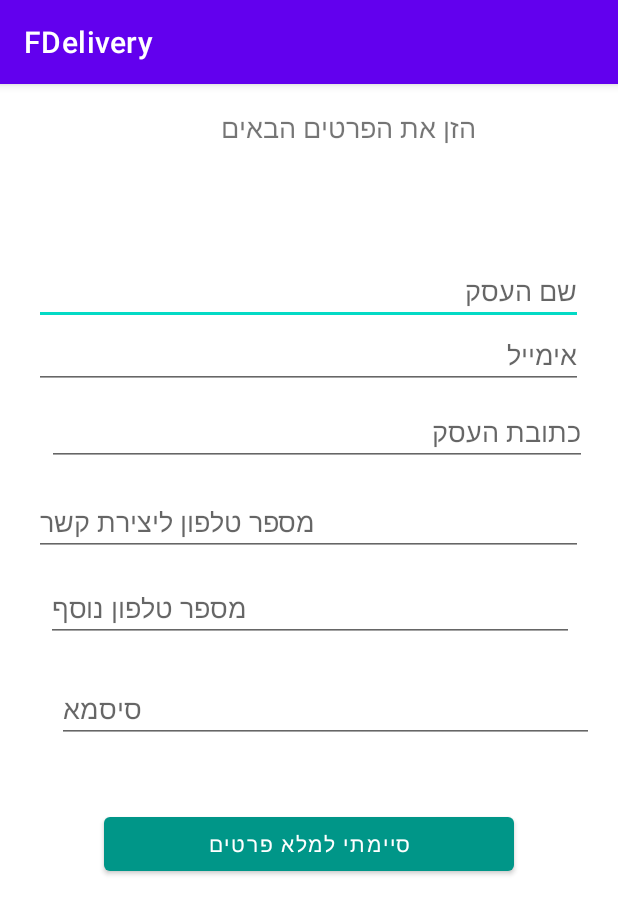
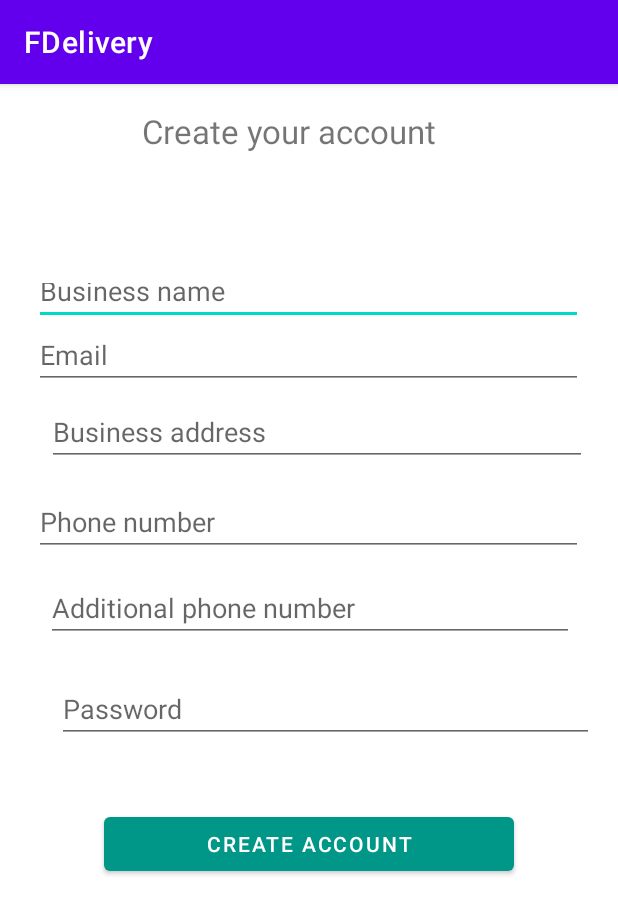
Before and after one commit to FDelivery/business-app, an Android app: the RegisterNewBusiness screen opened directly, with no data from a screen before it, on a phone screen of 412 x 824 dp. Shown: the top 914 px of the screen. Run offline under Robolectric (Android 15) with nearby library versions, the phone set to English and light mode, and no system bars.

Commit message:
Slight changes

```diff
--- a/app/src/main/AndroidManifest.xml
+++ b/app/src/main/AndroidManifest.xml
@@ -10,8 +10,8 @@
         android:supportsRtl="true"
         android:theme="@style/Theme.FDelivery">
         <activity android:name=".newDelivery"></activity>
-        <activity android:name=".deliveryTable" />
-        <activity android:name=".deliveryHistory" />
+        <activity android:name=".DeliveryTable" />
+        <activity android:name=".DeliveryHistory" />
         <activity android:name=".RegisterNewBusiness" />
         <activity
             android:name=".BusinessMain"
--- a/app/src/main/java/com/project/fdelivery/Business.java
+++ b/app/src/main/java/com/project/fdelivery/Business.java
@@ -21,7 +21,7 @@ public class Business {
     }
 
     public String getEmail() { return email; }
-
+//In my opinion(sarah) you do not need it because in my opinion you should not allow the business / courier to change the email with which they registered
     public void setEmail(String email) { this.email = email; }
 
     public String getBusinessName() { return BusinessName; }
--- a/app/src/main/java/com/project/fdelivery/deliveryTable.java
+++ b/app/src/main/java/com/project/fdelivery/DeliveryHistory.java
@@ -3,12 +3,12 @@ package com.project.fdelivery;
 import androidx.appcompat.app.AppCompatActivity;
 
 import android.os.Bundle;
-
-public class deliveryTable extends AppCompatActivity {
+// in here the business can see a list of his on done delivers
+public class DeliveryHistory extends AppCompatActivity {
 
     @Override
     protected void onCreate(Bundle savedInstanceState) {
         super.onCreate(savedInstanceState);
-        setContentView(R.layout.activity_delivery_table);
+        setContentView(R.layout.activity_delivery_history);
     }
 }
--- a/app/src/main/java/com/project/fdelivery/deliveryHistory.java
+++ b/app/src/main/java/com/project/fdelivery/DeliveryTable.java
@@ -3,12 +3,12 @@ package com.project.fdelivery;
 import androidx.appcompat.app.AppCompatActivity;
 
 import android.os.Bundle;
-
-public class deliveryHistory extends AppCompatActivity {
+// in here the business can see a list of his on going delivers
+public class DeliveryTable extends AppCompatActivity {
 
     @Override
     protected void onCreate(Bundle savedInstanceState) {
         super.onCreate(savedInstanceState);
-        setContentView(R.layout.activity_delivery_history);
+        setContentView(R.layout.activity_delivery_table);
     }
 }
--- a/app/src/main/java/com/project/fdelivery/RegisterNewBusiness.java
+++ b/app/src/main/java/com/project/fdelivery/RegisterNewBusiness.java
@@ -32,7 +32,7 @@ public class RegisterNewBusiness extends AppCompatActivity {
         Address = (EditText)findViewById(R.id.Address);
         Phone2 = (EditText)findViewById(R.id.Phone2);
         Phone1 = (EditText)findViewById(R.id.Phone1);
-        Create=(Button)findViewById(R.id.Update);
+        Create=(Button)findViewById(R.id.Create);
         EmailEt = findViewById(R.id.EmailEt);
 
 
--- a/app/src/main/res/layout/activity_delivery_history.xml
+++ b/app/src/main/res/layout/activity_delivery_history.xml
@@ -4,6 +4,6 @@
     xmlns:tools="http://schemas.android.com/tools"
     android:layout_width="match_parent"
     android:layout_height="match_parent"
-    tools:context=".deliveryHistory">
+    tools:context=".DeliveryHistory">
 
 </androidx.constraintlayout.widget.ConstraintLayout>
--- a/app/src/main/res/layout/activity_delivery_table.xml
+++ b/app/src/main/res/layout/activity_delivery_table.xml
@@ -4,6 +4,6 @@
     xmlns:tools="http://schemas.android.com/tools"
     android:layout_width="match_parent"
     android:layout_height="match_parent"
-    tools:context=".deliveryTable">
+    tools:context=".DeliveryTable">
 
 </androidx.constraintlayout.widget.ConstraintLayout>
--- a/app/src/main/res/layout/activity_register_new_business.xml
+++ b/app/src/main/res/layout/activity_register_new_business.xml
@@ -12,7 +12,7 @@
         android:layout_width="366dp"
         android:layout_height="38dp"
         android:ems="10"
-        android:hint="שם העסק"
+        android:hint="Business name"
         android:inputType="textPersonName"
         app:layout_constraintBottom_toBottomOf="parent"
         app:layout_constraintEnd_toEndOf="parent"
@@ -26,7 +26,7 @@
         android:layout_width="360dp"
         android:layout_height="42dp"
         android:ems="10"
-        android:hint="כתובת העסק"
+        android:hint="Business address"
         android:inputType="textPersonName"
         app:layout_constraintBottom_toBottomOf="parent"
         app:layout_constraintEnd_toEndOf="parent"
@@ -40,7 +40,7 @@
         android:layout_width="358dp"
         android:layout_height="45dp"
         android:ems="10"
-        android:hint="סיסמא"
+        android:hint="Password"
         android:inputType="textPassword"
         app:layout_constraintBottom_toBottomOf="parent"
         app:layout_constraintEnd_toEndOf="parent"
@@ -54,7 +54,7 @@
         android:layout_width="352dp"
         android:layout_height="40dp"
         android:ems="10"
-        android:hint="מספר טלפון נוסף"
+        android:hint="Additional phone number"
         android:inputType="phone"
         app:layout_constraintBottom_toBottomOf="parent"
         app:layout_constraintEnd_toEndOf="parent"
@@ -68,7 +68,7 @@
         android:layout_width="366dp"
         android:layout_height="40dp"
         android:ems="10"
-        android:hint="מספר טלפון ליצירת קשר"
+        android:hint="Phone number"
         android:inputType="phone"
         app:layout_constraintBottom_toBottomOf="parent"
         app:layout_constraintEnd_toEndOf="parent"
@@ -82,8 +82,8 @@
         android:id="@+id/Text"
         android:layout_width="222dp"
         android:layout_height="41dp"
-        android:text="הזן את הפרטים הבאים"
-        android:textSize="18sp"
+        android:text="Create your account"
+        android:textSize="22sp"
         app:layout_constraintBottom_toBottomOf="parent"
         app:layout_constraintEnd_toEndOf="parent"
         app:layout_constraintHorizontal_bias="0.497"
@@ -92,10 +92,10 @@
         app:layout_constraintVertical_bias="0.023" />
 
     <Button
-        android:id="@+id/Update"
+        android:id="@+id/Create"
         android:layout_width="273dp"
         android:layout_height="48dp"
-        android:text="סיימתי למלא פרטים"
+        android:text="Create account"
         app:backgroundTint="#009688"
         app:layout_constraintBottom_toBottomOf="parent"
         app:layout_constraintEnd_toEndOf="parent"
@@ -108,7 +108,7 @@
         android:layout_width="366dp"
         android:layout_height="40dp"
         android:ems="10"
-        android:hint="אימייל"
+        android:hint="Email"
         android:inputType="textEmailAddress"
         app:layout_constraintBottom_toBottomOf="parent"
         app:layout_constraintEnd_toEndOf="parent"
--- a/app/src/main/res/values/strings.xml
+++ b/app/src/main/res/values/strings.xml
@@ -3,9 +3,9 @@
     <string name="navigation_drawer_open">Open navigation drawer</string>
     <string name="navigation_drawer_close">Close navigation drawer</string>
     <string name="forgetPass">
-        <u>forgot your password?</u>
+        <u>Forgot password?</u>
     </string>
     <string name="newBusiness">
-        <u>still not registered?</u>
+        <u>Create an account</u>
     </string>
 </resources>
```
Also changed, not shown: app/src/main/res/layout/activity_main.xml (+5 -5 lines), 1 other file.
